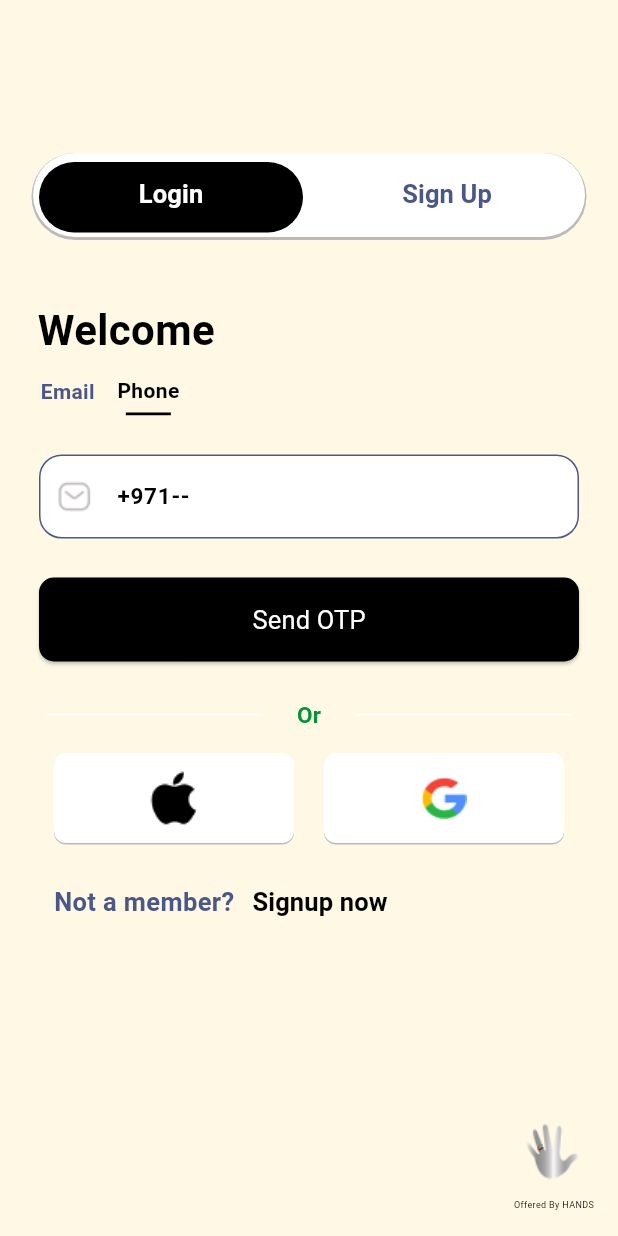
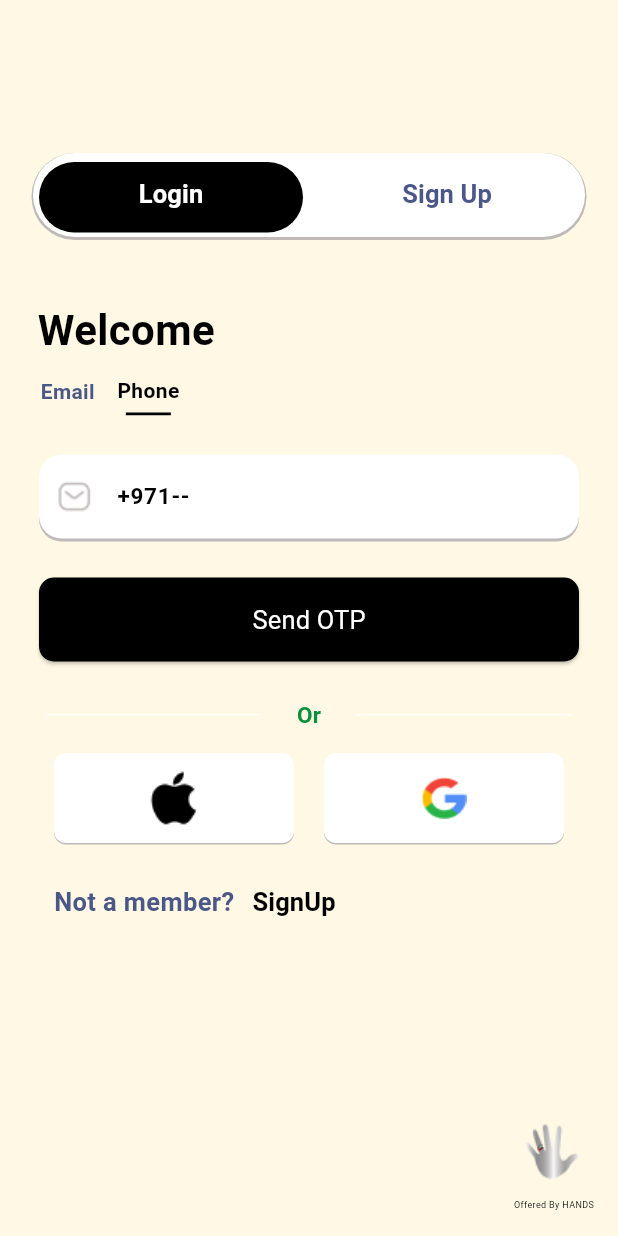
Before and after one commit to Diludhz/LRB_P1, a Flutter app: the screen it shows after launch, after a tap on "Phone", on a phone screen of 412 x 824 dp. Run offline on Flutter 3.47's test engine with Material 3 defaults, Android fonts, the phone set to English and light mode, and no system bars; our stand-ins replace google_fonts, pinput; Roboto replaces fonts that are missing (Abel, Almarai).

Commit message:
first commit

```diff
--- a/lib/Auth/Email_Page.dart
+++ b/lib/Auth/Email_Page.dart
@@ -25,20 +25,13 @@ class _EmailPageState extends State<EmailPage> {
     final email = _emailController.text.trim();
     final password = _passwordController.text.trim();
 
-    // Replace this with your own authentication logic
     if (email == "test@example.com" && password == "password123") {
       ScaffoldMessenger.of(context).showSnackBar(
         const SnackBar(
           content: Text('Logged in successfully!'),
-          backgroundColor:
-              AppColors.greentext, // Update to a proper color if needed
+          backgroundColor: AppColors.greentext,
         ),
       );
-      // Navigate to Homepage after successful login
-      // Navigator.pushReplacement(
-      //   context,
-      //   MaterialPageRoute(builder: (context) => const Homepage()),
-      // );
     } else {
       ScaffoldMessenger.of(context).showSnackBar(
         const SnackBar(
@@ -84,15 +77,7 @@ class _EmailPageState extends State<EmailPage> {
                   child: _buildForgotPasswordButton(),
                 ),
                 const SizedBox(height: 10),
-                eButton(
-                    text: "Login",
-                    onTap: () {
-                      // Navigator.push(
-                      //     context,
-                      //     MaterialPageRoute(
-                      //         builder: (context) => const Homepage()));
-                    },
-                    context: context),
+                eButton(text: "Login", onTap: () {}, context: context),
                 const SizedBox(height: 10),
                 customDivider(),
                 const SizedBox(height: 20),
@@ -116,9 +101,7 @@ class _EmailPageState extends State<EmailPage> {
 
   Widget _buildForgotPasswordButton() {
     return TextButton(
-      onPressed: () {
-        // Navigate to forgot password screen or show dialog
-      },
+      onPressed: () {},
       child: Text(
         'Forgot Password?',
         style: GoogleFonts.almarai(
--- a/lib/Auth/Phone_Page.dart
+++ b/lib/Auth/Phone_Page.dart
@@ -16,7 +16,7 @@ class PhonePage extends StatefulWidget {
 class _PhonePageState extends State<PhonePage> {
   final TextEditingController _phoneController = TextEditingController();
   final TextEditingController _otpController = TextEditingController();
-  bool showOTPBoxes = false; // Track whether OTP boxes should be shown
+  bool showOTPBoxes = false;
 
   void _sendOTP() {
     setState(() {
@@ -35,7 +35,6 @@ class _PhonePageState extends State<PhonePage> {
   }
 
   void _verifyOTP() {
-    // Simulate OTP verification
     ScaffoldMessenger.of(context).showSnackBar(
       SnackBar(
         content: Text(
@@ -139,7 +138,7 @@ class _PhonePageState extends State<PhonePage> {
               Padding(
                 padding: const EdgeInsets.only(left: 20),
                 child: notaMemberText(
-                  text: "Signup now",
+                  text: showOTPBoxes ? "Signup now" : "SignUp",
                   context: context,
                 ),
               ),
--- a/lib/Auth/Signup_Page.dart
+++ b/lib/Auth/Signup_Page.dart
@@ -26,8 +26,6 @@ class _SignupPageState extends State<SignupPage> {
   final TextEditingController _phoneController = TextEditingController();
 
   void _signUp() {
-    // Replace this with your sign-up logic or form validation.
-    // For now, it shows a success message.
     ScaffoldMessenger.of(context).showSnackBar(
       const SnackBar(
           content: Text('Successfully Signed Up!'),
--- a/lib/Widgets/Custom_Textfield.dart
+++ b/lib/Widgets/Custom_Textfield.dart
@@ -10,15 +10,25 @@ Widget customTextField({
   TextEditingController? controller,
   TextInputType keyboardType = TextInputType.text,
   String? assets2,
-  String? Function(String?)? validator, // Added validator parameter
+  String? Function(String?)? validator,
 }) {
   return Padding(
     padding: const EdgeInsets.only(left: 10, right: 10),
+    child: Container(
+      decoration: const BoxDecoration(
+        boxShadow: [
+          BoxShadow(
+            color: AppColors.greylight,
+            offset: Offset(0, 2),
+          ),
+        ],
+        borderRadius: BorderRadius.all(Radius.circular(15)),
+      ),
       child: TextFormField(
         keyboardType: keyboardType,
         obscureText: obscureText,
         controller: controller,
-      validator: validator, // Assign the validator function
+        validator: validator,
         decoration: InputDecoration(
           fillColor: AppColors.purewhite,
           filled: true,
@@ -50,6 +60,8 @@ Widget customTextField({
               : null,
           border: const OutlineInputBorder(
             borderRadius: BorderRadius.all(Radius.circular(15)),
+            borderSide: BorderSide.none,
+          ),
         ),
       ),
     ),
```
Lines whose indentation alone changed are shown as unchanged.
